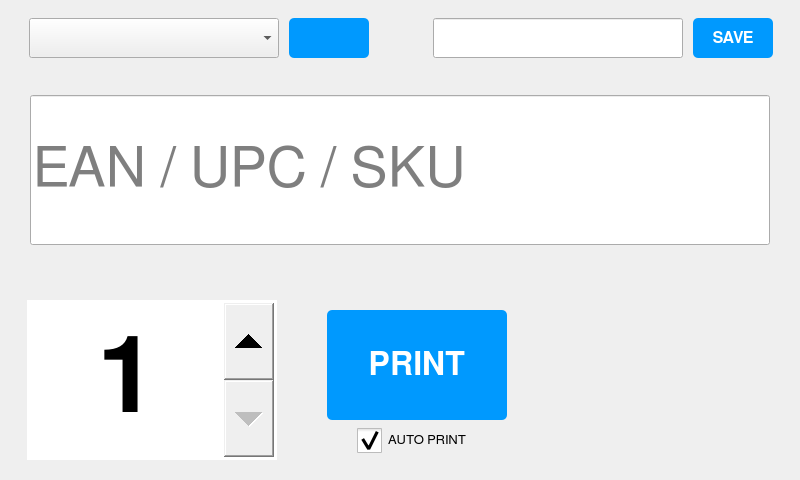
Above: barcode-pi/neo_bar.ui from Baanaaana/barcode-pi before the change. Below: the same form after it.
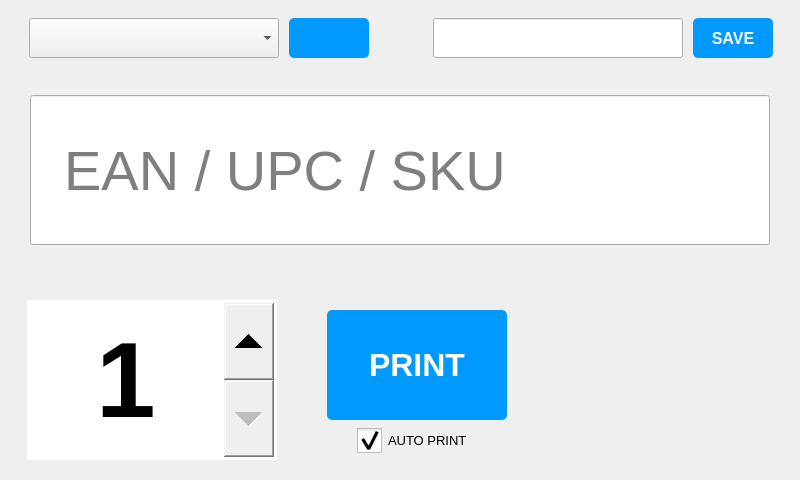
That is the form after the change. Icons and pictures are not drawn. Custom widgets are drawn as their Qt base class.

Patch:
```diff
--- a/barcode-pi/neo_bar.ui
+++ b/barcode-pi/neo_bar.ui
@@ -62,6 +62,12 @@
         <height>200</height>
        </size>
       </property>
+      <property name="font">
+       <font>
+        <family>Arial</family>
+        <pointsize>16</pointsize>
+       </font>
+      </property>
       <layout class="QGridLayout" name="gridLayout_6">
        <item row="0" column="1">
         <widget class="scaledlabel" name="label_barcode" native="true">
@@ -122,6 +128,12 @@
            <height>180</height>
           </size>
          </property>
+         <property name="font">
+          <font>
+           <family>Arial</family>
+           <pointsize>16</pointsize>
+          </font>
+         </property>
          <widget class="QPushButton" name="btn_print">
           <property name="geometry">
            <rect>
@@ -151,9 +163,8 @@
           </property>
           <property name="font">
            <font>
-            <family>FreeSans</family>
+            <family>Arial</family>
             <pointsize>24</pointsize>
-            <weight>75</weight>
             <bold>true</bold>
            </font>
           </property>
@@ -196,9 +207,8 @@
           </property>
           <property name="font">
            <font>
-            <family>FreeSans</family>
+            <family>Arial</family>
             <pointsize>80</pointsize>
-            <weight>75</weight>
             <bold>true</bold>
            </font>
           </property>
@@ -257,9 +267,8 @@
           </property>
           <property name="font">
            <font>
-            <family>FreeSans</family>
+            <family>Arial</family>
             <pointsize>10</pointsize>
-            <weight>50</weight>
             <bold>false</bold>
            </font>
           </property>
@@ -345,6 +354,7 @@
       </property>
       <property name="font">
        <font>
+        <family>Arial</family>
         <pointsize>14</pointsize>
        </font>
       </property>
@@ -380,9 +390,8 @@
        </property>
        <property name="font">
         <font>
-         <family>FreeSans</family>
+         <family>Arial</family>
          <pointsize>42</pointsize>
-         <weight>50</weight>
          <italic>false</italic>
          <bold>false</bold>
          <strikeout>false</strikeout>
@@ -411,7 +420,7 @@
         <bool>false</bool>
        </property>
        <property name="placeholderText">
-        <string>EAN / UPC / SKU</string>
+        <string>  EAN / UPC / SKU</string>
        </property>
       </widget>
      </widget>
@@ -436,6 +445,12 @@
         <height>50</height>
        </size>
       </property>
+      <property name="font">
+       <font>
+        <family>Arial</family>
+        <pointsize>16</pointsize>
+       </font>
+      </property>
       <layout class="QGridLayout" name="gridLayout_2">
        <item row="0" column="1">
         <widget class="QWidget" name="widget_3" native="true">
@@ -457,6 +472,12 @@
            <height>40</height>
           </size>
          </property>
+         <property name="font">
+          <font>
+           <family>Arial</family>
+           <pointsize>16</pointsize>
+          </font>
+         </property>
          <widget class="QLineEdit" name="box_url">
           <property name="geometry">
            <rect>
@@ -523,9 +544,8 @@
           </property>
           <property name="font">
            <font>
-            <family>FreeSans</family>
+            <family>Arial</family>
             <pointsize>12</pointsize>
-            <weight>75</weight>
             <bold>true</bold>
            </font>
           </property>
```
Left out of the diff: 43 changed lines with no effect on the pictures.
